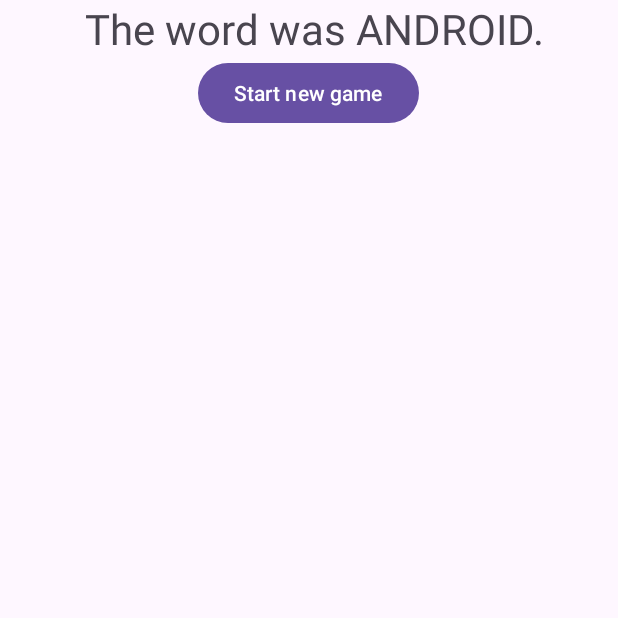
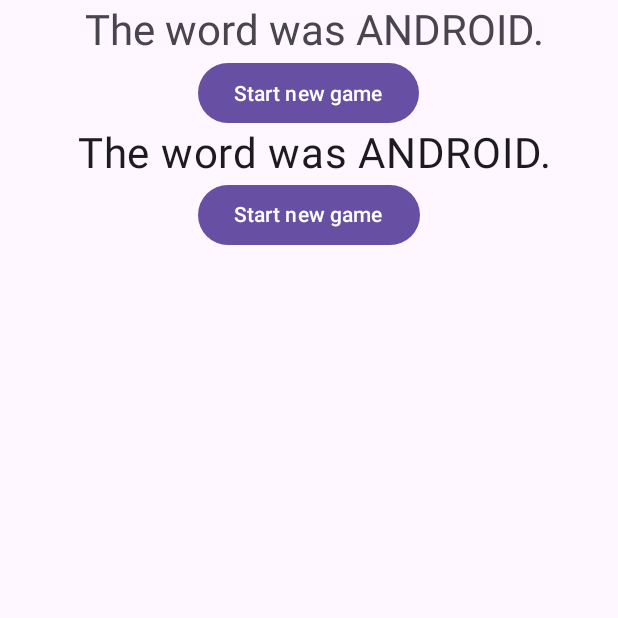
Before and after one commit to Herrkarotte/GuessingGame, an Android app built with Jetpack Compose: the screen it shows after launch (MainActivity), after a tap on "Finish game", on a phone screen of 412 x 824 dp, the top half of it. Run offline under Robolectric (Android 15) with nearby library versions, the phone set to English and light mode, and no system bars; our stand-ins replace data binding.

Commit message:
Start migrating ResultFragment to Compose

```diff
--- a/app/src/main/java/com/example/guessinggame/ResultFragment.kt
+++ b/app/src/main/java/com/example/guessinggame/ResultFragment.kt
@@ -1,13 +1,24 @@
 package com.example.guessinggame
 
 import android.os.Bundle
-import androidx.fragment.app.Fragment
 import android.view.LayoutInflater
 import android.view.View
 import android.view.ViewGroup
+import androidx.compose.foundation.layout.Column
+import androidx.compose.foundation.layout.fillMaxWidth
+import androidx.compose.material3.Button
+import androidx.compose.material3.MaterialTheme
+import androidx.compose.material3.Surface
+import androidx.compose.material3.Text
+import androidx.compose.runtime.Composable
+import androidx.compose.ui.Alignment
+import androidx.compose.ui.Modifier
+import androidx.compose.ui.text.style.TextAlign
+import androidx.compose.ui.unit.sp
+import androidx.fragment.app.Fragment
+import androidx.lifecycle.ViewModelProvider
+import androidx.navigation.findNavController
 import com.example.guessinggame.databinding.FragmentResultBinding
-import androidx.navigation.findNavController
-import androidx.lifecycle.ViewModelProvider
 
 class ResultFragment : Fragment() {
     private var _binding: FragmentResultBinding? = null
@@ -18,7 +29,15 @@ class ResultFragment : Fragment() {
     override fun onCreateView(
         inflater: LayoutInflater, container: ViewGroup?, savedInstanceState: Bundle?
     ): View? {
-        _binding = FragmentResultBinding.inflate(inflater, container, false)
+        _binding = FragmentResultBinding.inflate(inflater, container, false).apply {
+            composeView.setContent {
+                MaterialTheme {
+                    Surface {
+                        view?.let { ResultFragmentContent(it, viewModel) }
+                    }
+                }
+            }
+        }
         val view = binding.root
 
         val result = ResultFragmentArgs.fromBundle(requireArguments()).result
@@ -39,3 +58,32 @@ class ResultFragment : Fragment() {
         _binding = null
     }
 }
+
+@Composable
+fun ResultText(result: String) {
+    Text(
+        text = result,
+        fontSize = 28.sp,
+        textAlign = TextAlign.Center
+    )
+}
+
+@Composable
+fun NewGameButton(clicked: () -> Unit) {
+    Button(onClick = clicked) {
+        Text("Start new game")
+    }
+}
+
+@Composable
+fun ResultFragmentContent(view: View, viewModel: ResultViewModel) {
+    Column(
+        modifier = Modifier.fillMaxWidth(),
+        horizontalAlignment = Alignment.CenterHorizontally
+    ) {
+        ResultText(viewModel.result)
+        NewGameButton {
+            view.findNavController().navigate(R.id.action_resultFragment_to_gameFragment)
+        }
+    }
+}
--- a/app/src/main/res/layout/fragment_result.xml
+++ b/app/src/main/res/layout/fragment_result.xml
@@ -29,5 +29,10 @@
             android:layout_height="wrap_content"
             android:layout_gravity="center"
             android:text="Start new game" />
+
+        <androidx.compose.ui.platform.ComposeView
+            android:id="@+id/compose_view"
+            android:layout_width="match_parent"
+            android:layout_height="wrap_content" />
     </LinearLayout>
 </layout>
```
